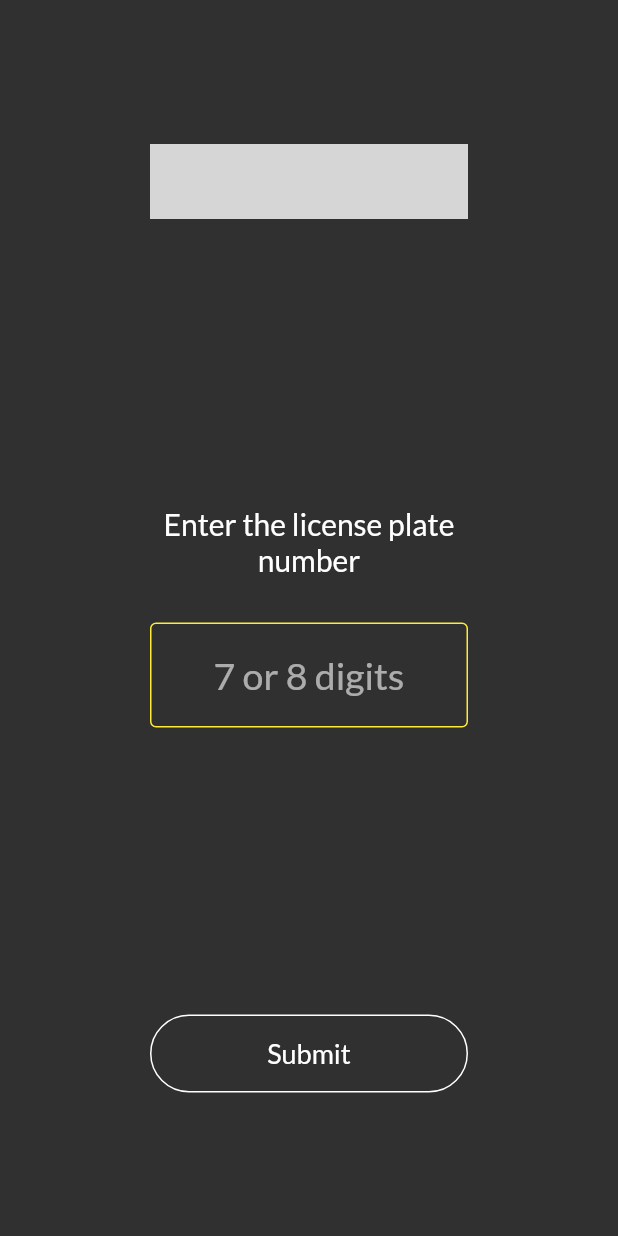
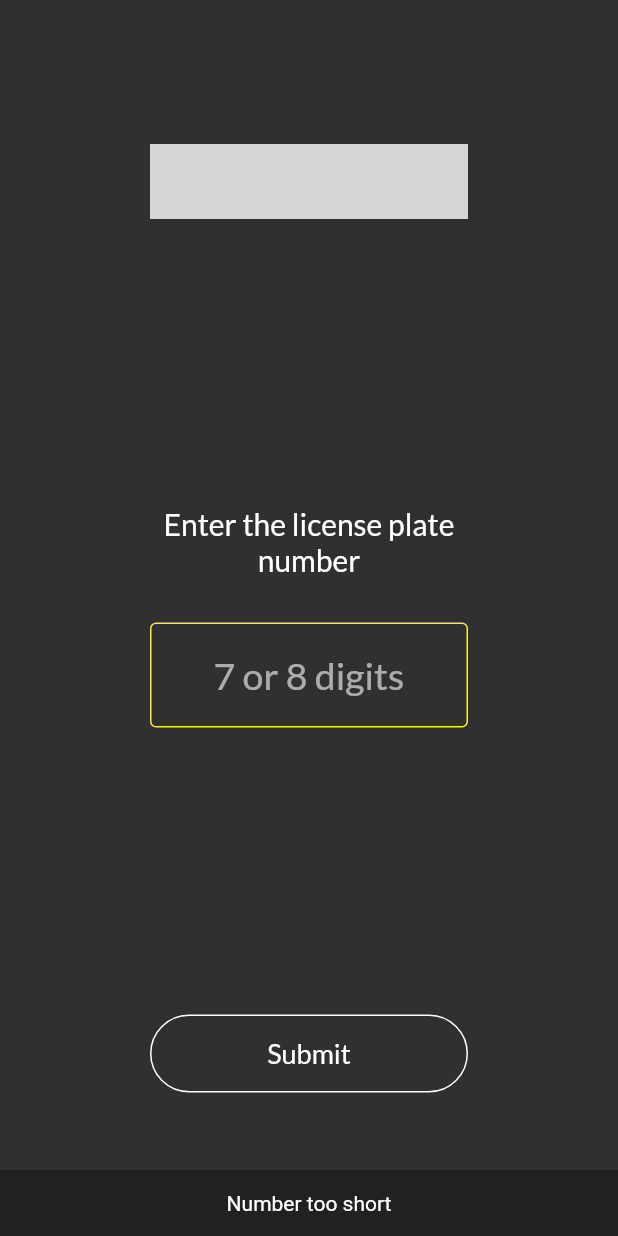
Before and after one commit to beersheba/Carist, a Flutter app: the screen it shows after launch, after a tap on "Submit", on a phone screen of 412 x 824 dp. Run offline on Flutter 3.47's test engine with Material 2 defaults, Android fonts, the phone set to English and light mode, and no system bars; our stand-ins replace cloud_firestore, firebase_core, google_fonts; accounts and stored records are empty; network calls fail; grey boxes are pictures that could not be loaded.

Commit message:
Code optimizations

```diff
--- /dev/null
+++ b/lib/common/style.dart
@@ -0,0 +1,16 @@
+import 'package:flutter/material.dart';
+
+final ButtonStyle outlinedButtonStyle = ButtonStyle(
+  shape: MaterialStateProperty.all<OutlinedBorder>(RoundedRectangleBorder(
+    borderRadius: BorderRadius.circular(30.0),
+  )),
+  side: MaterialStateProperty.all<BorderSide>(
+    BorderSide(color: Colors.white),
+  ),
+  padding: MaterialStateProperty.all<EdgeInsetsGeometry>(
+    EdgeInsets.symmetric(vertical: 15.0),
+  ),
+  overlayColor: MaterialStateProperty.all<Color>(
+    Colors.grey.shade700,
+  ),
+);
--- /dev/null
+++ b/lib/common/textbar.dart
@@ -0,0 +1,18 @@
+import 'package:flutter/material.dart';
+
+class TextBar {
+  TextBar(this.text);
+
+  final String text;
+
+  SnackBar build() {
+    return SnackBar(
+      content: Text(
+        text,
+        textAlign: TextAlign.center,
+        style: TextStyle(color: Colors.white),
+      ),
+      backgroundColor: Colors.grey.shade900,
+    );
+  }
+}
--- a/lib/main.dart
+++ b/lib/main.dart
@@ -21,13 +21,13 @@ class MyApp extends StatelessWidget {
       },
       initialRoute: CarNumberScreen.routeName,
       theme: ThemeData(
+        textSelectionTheme: TextSelectionThemeData(
+          selectionColor: Colors.grey.shade700,
+          selectionHandleColor: Colors.white,
+        ),
         brightness: Brightness.dark,
-        textSelectionHandleColor: Colors.white,
-        textSelectionColor: Colors.grey.shade700,
         textTheme: GoogleFonts.latoTextTheme(
-          ThemeData(
-            brightness: Brightness.dark,
-          ).textTheme,
+          ThemeData(brightness: Brightness.dark).textTheme,
         ),
       ),
     );
--- a/lib/model/api.dart
+++ b/lib/model/api.dart
@@ -5,7 +5,6 @@ import 'package:carist/model/logos.dart';
 
 const String baseUrl = 'https://data.gov.il/api/action/datastore_search';
 
-class Api {
 Future<Base> fetchBaseData(String carNumber) async {
   String resourceId = '053cea08-09bc-40ec-8f7a-156f0677aff3';
   String url = '$baseUrl?resource_id=$resourceId&q=$carNumber';
@@ -36,4 +35,3 @@ class Api {
   Map<String, Logos> logos = await _fetchLogos();
   FirestoreClient().updateLogos(logos);
 }
-}
--- a/lib/screens/car_number_screen.dart
+++ b/lib/screens/car_number_screen.dart
@@ -1,5 +1,7 @@
 import 'dart:ui';
 
+import 'package:carist/common/style.dart';
+import 'package:carist/common/textbar.dart';
 import 'package:carist/model/api.dart';
 import 'package:carist/model/car_data.dart';
 import 'package:carist/screens/car_details_screen.dart';
@@ -8,24 +10,14 @@ import 'package:flutter/material.dart';
 
 import '../common/const.dart';
 
-class CarNumberScreen extends StatefulWidget {
+class CarNumberScreen extends StatelessWidget {
   static const routeName = 'CarNumberScreen';
 
   @override
-  _CarNumberScreenState createState() => _CarNumberScreenState();
-}
-
-class _CarNumberScreenState extends State<CarNumberScreen> {
-  final globalKey = GlobalKey<ScaffoldState>();
-
-  String enteredNumber;
-  String formattedNumber;
-
-  @override
   Widget build(BuildContext context) {
+    final textController = TextEditingController();
     return Scaffold(
       resizeToAvoidBottomInset: false,
-      key: globalKey,
       body: SafeArea(
         child: Center(
           child: Padding(
@@ -47,55 +39,42 @@ class _CarNumberScreenState extends State<CarNumberScreen> {
                       style: TextStyle(fontSize: 20.0),
                     ),
                     SizedBox(height: 30.0),
-                    CarNumberField(onTextChanged: (value) {
-                      formattedNumber = value;
-                      enteredNumber =
-                          value.toString().replaceAll(RegExp(r'-'), '');
-                    }),
+                    CarNumberField(controller: textController),
                   ],
                 ),
-                OutlineButton(
-                  padding: EdgeInsets.symmetric(vertical: 15.0),
-                  borderSide: BorderSide(color: Colors.white),
-                  highlightedBorderColor: Colors.grey,
-                  shape: RoundedRectangleBorder(
-                    borderRadius: BorderRadius.circular(30.0),
-                  ),
+                OutlinedButton(
+                  style: outlinedButtonStyle,
                   child: Text(
                     'Submit',
-                    style: TextStyle(fontSize: 18.0),
+                    style: TextStyle(
+                      fontSize: 18.0,
+                      color: Colors.white,
+                    ),
                   ),
                   onPressed: () async {
-                    var carNumber = enteredNumber;
-                    if (carNumber.length == 7 || carNumber.length == 8) {
+                    var carNumber = textController.text.replaceAll('-', '');
+                    if (carNumber.length < 7) {
+                      ScaffoldMessenger.of(context)
+                          .showSnackBar(TextBar('Number too short').build());
+                    } else {
                       try {
                         CarData data = CarData();
-                        data.base = await Api().fetchBaseData(carNumber);
+                        data.base = await fetchBaseData(carNumber);
                         if (data.base != null) {
-                          data.model = await Api().fetchModelData(
+                          data.model = await fetchModelData(
                               data.base.modelNumber,
                               data.base.modelCode,
                               data.base.year);
-                          data.extra =
-                              await Api().fetchBrandData(data.model.brand);
-                          data.extra.formattedNumber = formattedNumber;
+                          data.extra = await fetchBrandData(data.model.brand);
+                          data.extra.formattedNumber = textController.text;
                           Navigator.pushNamed(
                               context, CarDetailsScreen.routeName,
                               arguments: data);
                         }
                       } catch (e) {
-                        final snackBar = SnackBar(
-                          content: Text(
-                            'Number not found',
-                            textAlign: TextAlign.center,
-                            style: TextStyle(color: Colors.white),
-                          ),
-                          backgroundColor: Colors.grey.shade900,
-                        );
-                        globalKey.currentState.showSnackBar(snackBar);
+                        ScaffoldMessenger.of(context)
+                            .showSnackBar(TextBar('Number not found').build());
                       }
-                    } else {
-                      //Display snackbar "Number is wrong"
                     }
                   },
                 )
--- a/lib/widgets/car_number_field.dart
+++ b/lib/widgets/car_number_field.dart
@@ -4,9 +4,9 @@ import 'package:flutter/material.dart';
 import 'package:flutter/services.dart';
 
 class CarNumberField extends StatelessWidget {
-  CarNumberField({this.onTextChanged});
+  CarNumberField({this.controller});
 
-  final Function onTextChanged;
+  final TextEditingController controller;
 
   @override
   Widget build(BuildContext context) {
@@ -31,7 +31,7 @@ class CarNumberField extends StatelessWidget {
         hintText: carNumberHint,
       ),
       keyboardType: TextInputType.number,
-      onChanged: onTextChanged,
+      controller: controller,
     );
   }
 }
```
Also changed, not shown: pubspec.lock. Lines whose indentation alone changed are shown as unchanged.
